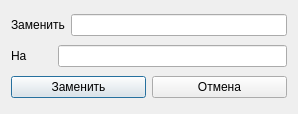
First picture: the form in replacewords.ui, repository eeeaazyyy/TextEdit, before the edit.
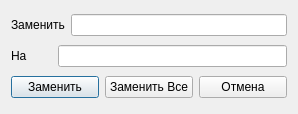
Second picture: the form after the edit.

Commit message: Replace one word

```diff
--- a/replacewords.ui
+++ b/replacewords.ui
@@ -69,6 +69,13 @@
          </property>
         </widget>
        </item>
+       <item>
+        <widget class="QPushButton" name="btReplaceAll">
+         <property name="text">
+          <string>Заменить Все</string>
+         </property>
+        </widget>
+       </item>
        <item>
         <widget class="QPushButton" name="btCancel">
          <property name="text">
```
Left out of the diff: 2 changed lines with no effect on the pictures. The commit also changes 2 other files.
